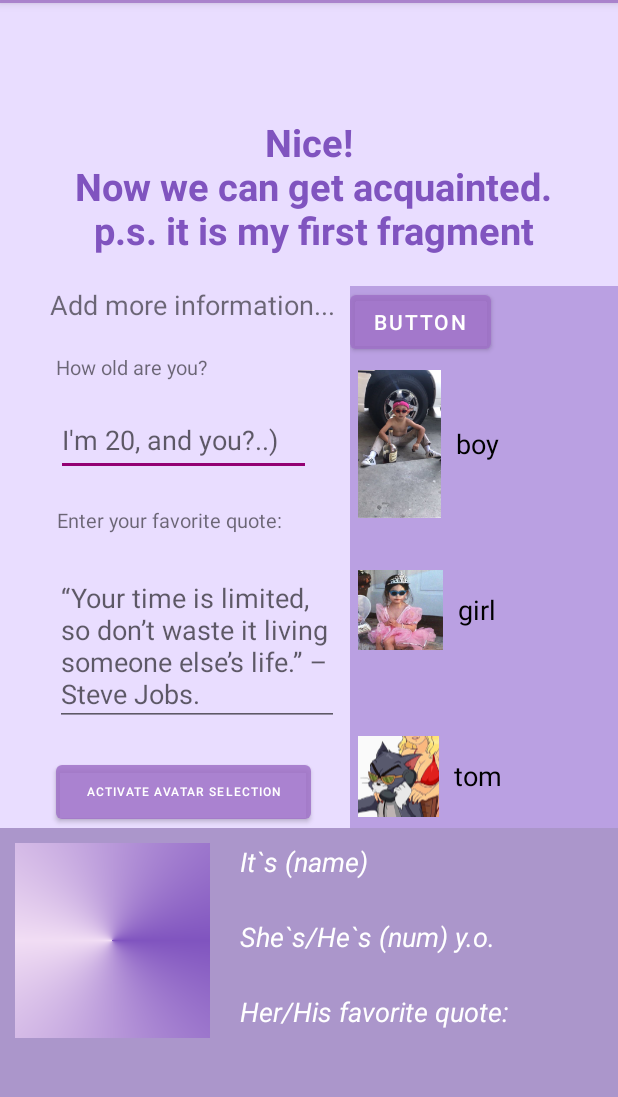
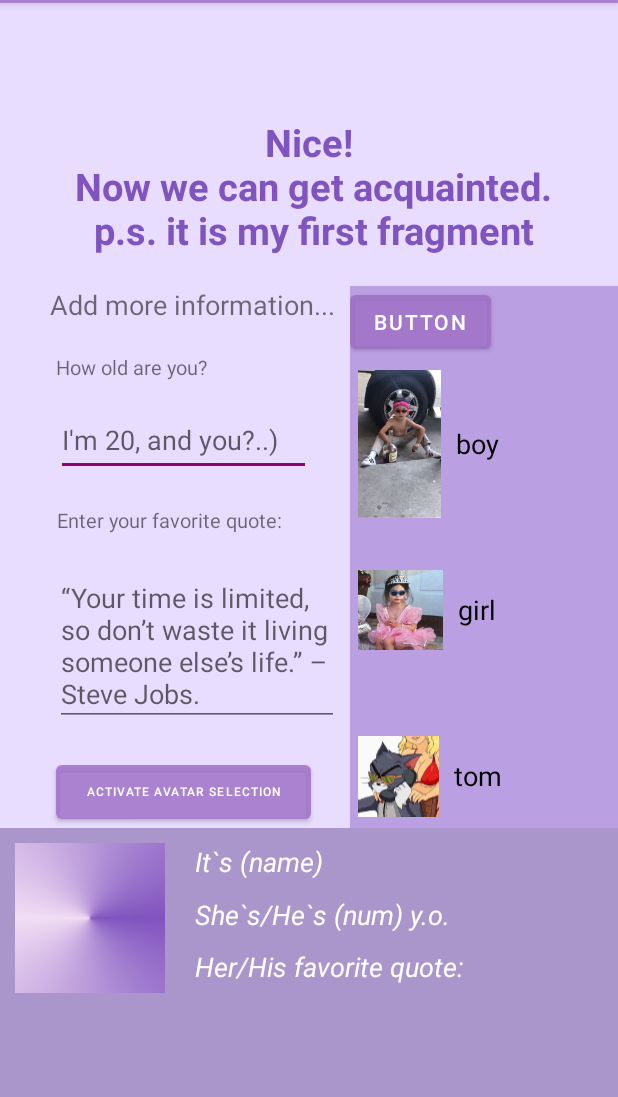
Before and after one commit to NastyuMi/Kotlin-XML, an Android app: the fragment FourthFragment placed in its activity, on a phone screen of 412 x 824 dp, the part 81-1178 px from its top. Run offline under Robolectric (Android 15) with nearby library versions, the phone set to English and light mode, and no system bars; 4 statements that could not run were skipped.

Commit message:
Lab8 (add RecycleView and HorizontalScrollView)

```diff
--- a/app/src/main/java/com/example/applicationwith3activity/AvatarAdapter.kt
+++ b/app/src/main/java/com/example/applicationwith3activity/AvatarAdapter.kt
@@ -39,7 +39,7 @@ class AvatarAdapter(
         holder.bind(avatarData.first, avatarData.second)
 
         holder.itemView.setOnClickListener {
-            onItemClick?.invoke(avatarData.first)
+            onItemClick?.invoke(position)
         }
     }
 
--- a/app/src/main/java/com/example/applicationwith3activity/FourthFragment.kt
+++ b/app/src/main/java/com/example/applicationwith3activity/FourthFragment.kt
@@ -5,6 +5,7 @@ import androidx.fragment.app.Fragment
 import android.view.LayoutInflater
 import android.view.View
 import android.view.ViewGroup
+import androidx.fragment.app.setFragmentResultListener
 import androidx.navigation.fragment.navArgs
 import com.example.applicationwith3activity.databinding.FragmentFourthBinding
 
@@ -26,6 +27,12 @@ class FourthFragment : Fragment() {
     override fun onViewCreated(view: View, savedInstanceState: Bundle?) {
         super.onViewCreated(view, savedInstanceState)
 
+        //binding.image.setImageResource(R.drawable.dog)
+
+        setFragmentResultListener("avatar_result"){ requestKey, bundle ->
+            binding.image.setImageResource(bundle.getInt("img"))
+        }
+
         binding.textName.text = arr.name
         binding.textAge.text = arr.age
         binding.textQuote.text = arr.quote
--- a/app/src/main/java/com/example/applicationwith3activity/MainFragmentActivity.kt
+++ b/app/src/main/java/com/example/applicationwith3activity/MainFragmentActivity.kt
@@ -17,9 +17,11 @@ class MainFragmentActivity : AppCompatActivity() {
         binding= ActivityMainFirstFragmentBinding.inflate(layoutInflater)
         setContentView(binding.root)
 
+        binding.fragmentAVATARs.isActivated = false
+
         binding.button4.setOnClickListener {
 
-            //binding.fragmentAVATARs.isClickable = true
+            binding.fragmentAVATARs.isActivated =  true
 
             var name : String? = ""
 
@@ -41,10 +43,9 @@ class MainFragmentActivity : AppCompatActivity() {
                 }
             }
 
-            binding.textView5.text = quote
-
             val navHostFragment = binding.fragmentINFO.getFragment<NavHostFragment>()
-            navHostFragment.childFragmentManager.fragments[0].childFragmentManager
+            val firstTrans = navHostFragment.childFragmentManager.fragments[0] as ThirdFragment
+            firstTrans.childFragmentManager
                 .setFragmentResult(
                     "main_data",
                     bundleOf("name" to name,
--- a/app/src/main/java/com/example/applicationwith3activity/SecondFragment.kt
+++ b/app/src/main/java/com/example/applicationwith3activity/SecondFragment.kt
@@ -5,6 +5,7 @@ import androidx.fragment.app.Fragment
 import android.view.LayoutInflater
 import android.view.View
 import android.view.ViewGroup
+import androidx.core.os.bundleOf
 import androidx.recyclerview.widget.LinearLayoutManager
 import com.example.applicationwith3activity.databinding.FragmentSecondBinding
 
@@ -36,10 +37,13 @@ class SecondFragment : Fragment() {
             Pair(R.drawable.dog,"dog")
         )
 
-        val save_img = R.drawable.girl
+       // val save_img = R.drawable.dog
 
         avatarAdapter = AvatarAdapter(context, this, avatarData, { position ->
+
             binding.button5.text= avatarData[position].second
+
+            activity?.supportFragmentManager?.setFragmentResult("avatar_result", bundleOf("img" to avatarData[position].first))
         })
 
         binding.recyclerView.adapter = avatarAdapter
--- a/app/src/main/java/com/example/applicationwith3activity/ThirdFragment.kt
+++ b/app/src/main/java/com/example/applicationwith3activity/ThirdFragment.kt
@@ -33,17 +33,29 @@ class ThirdFragment : Fragment() {
         var quote : String? = ""
 
         childFragmentManager.setFragmentResultListener("main_data",this){ _, bundle ->
+
             name = bundle.getString("name")
             age = bundle.getString("age")
             quote = bundle.getString("quote")
         }
 
-        binding.root.setOnClickListener{
+        binding.root.setOnClickListener {
+            if (name == "" ){
 
-            binding.text.text=quote
-            //findNavController().navigate(ThirdFragmentDirections.actionThirdFragmentToFourthFragment(name.toString(),age.toString(),quote.toString()))
+                binding.text.text = binding.text.text
+
+            }
+            else{
+
+                findNavController().navigate(ThirdFragmentDirections.actionThirdFragmentToFourthFragment(name.toString(),age.toString(),quote.toString()))
+
+            }
 
         }
+
+
+
+
 
 
     }
--- a/app/src/main/res/layout/fragment_fourth.xml
+++ b/app/src/main/res/layout/fragment_fourth.xml
@@ -6,51 +6,84 @@
     android:layout_height="wrap_content"
     tools:context=".FourthFragment"
     android:background="@color/not_maincolorfragment"
-    android:padding="10dp">
+    android:padding="10dp"
+    android:scrollbarAlwaysDrawHorizontalTrack="true">
 
-    <!-- TODO: Update blank fragment layout -->
+    <!--androidx.recyclerview.widget.RecyclerView
+        android:id="@+id/recyclerViewHoriz"
+        android:layout_width="match_parent"
+        android:layout_height="wrap_content"
+        android:orientation="horizontal"
+        app:layout_constraintBottom_toBottomOf="parent"
+        app:layout_constraintEnd_toEndOf="parent"
+        app:layout_constraintStart_toStartOf="parent"
+        app:layout_constraintTop_toTopOf="parent"
+        android:scrollbars="horizontal"
+        tools:listitem="@layout/for_recycle_horizontal"/-->
+
+    <HorizontalScrollView
+        android:id="@+id/horiz_SV"
+        android:layout_width="match_parent"
+        android:layout_height="wrap_content"
+        android:layout_alignParentTop="true"
+        android:fillViewport="true"
+        android:measureAllChildren="false"
+        android:scrollbars="horizontal">
+
+        <RelativeLayout
+            android:layout_width="wrap_content"
+            android:layout_height="wrap_content">
 
             <ImageView
                 android:id="@+id/image"
-        android:layout_width="130dp"
-        android:layout_height="130dp"
+                android:layout_width="100dp"
+                android:layout_height="100dp"
                 android:layout_gravity="top"
-        android:src="@drawable/gradient" />
+                android:src="@drawable/gradient"
+                app:layout_constraintBottom_toBottomOf="parent"
+                app:layout_constraintEnd_toEndOf="parent"
+                app:layout_constraintHorizontal_bias="0.0"
+                app:layout_constraintStart_toStartOf="parent"
+                app:layout_constraintTop_toTopOf="parent" />
 
             <TextView
                 android:id="@+id/textName"
                 android:layout_width="wrap_content"
                 android:layout_height="wrap_content"
-        android:layout_marginLeft="150dp"
                 android:layout_gravity="top"
+                android:layout_marginLeft="120dp"
+                android:layout_marginTop="0dp"
+                android:text="@string/name_user"
                 android:textColor="@color/white"
-        android:textStyle="italic"
                 android:textSize="8pt"
-        android:text="@string/name_user" />
+                android:textStyle="italic" />
 
             <TextView
                 android:id="@+id/textAge"
                 android:layout_width="wrap_content"
                 android:layout_height="wrap_content"
-        android:layout_marginLeft="150dp"
+                android:layout_gravity="top"
+                android:layout_marginLeft="120dp"
+                android:layout_marginTop="35dp"
+                android:text="@string/age_user"
                 android:textColor="@color/white"
-        android:textStyle="italic"
                 android:textSize="8pt"
-        android:layout_gravity="top"
-        android:layout_marginTop="50dp"
-        android:text="@string/age_user" />
+                android:textStyle="italic"/>
 
             <TextView
                 android:id="@+id/textQuote"
                 android:layout_width="wrap_content"
                 android:layout_height="wrap_content"
-        android:layout_marginLeft="150dp"
+                android:layout_gravity="top"
+                android:layout_marginLeft="120dp"
+                android:layout_marginTop="70dp"
+                android:text="@string/quote_user"
                 android:textColor="@color/white"
-        android:textStyle="italic"
                 android:textSize="8pt"
-        android:layout_gravity="top"
-        android:layout_marginTop="100dp"
-        android:text="@string/quote_user" />
+                android:textStyle="italic"/>
 
+        </RelativeLayout>
+
+    </HorizontalScrollView>
 
 </FrameLayout>
```
Lines whose indentation alone changed are shown as unchanged.
